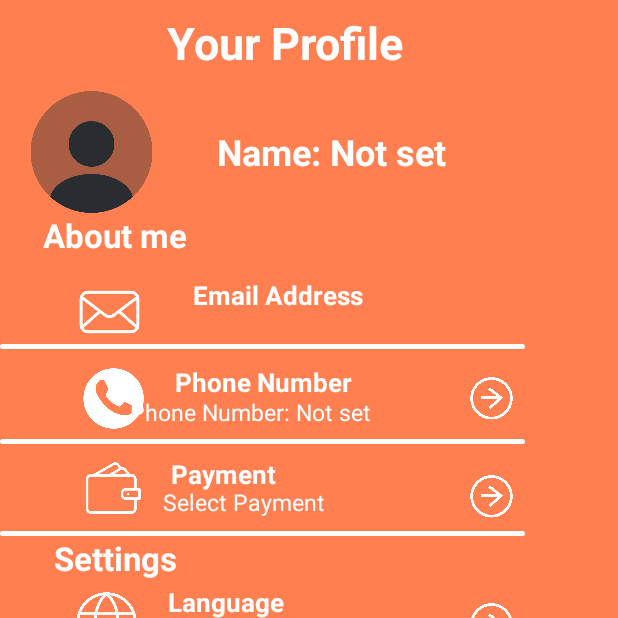
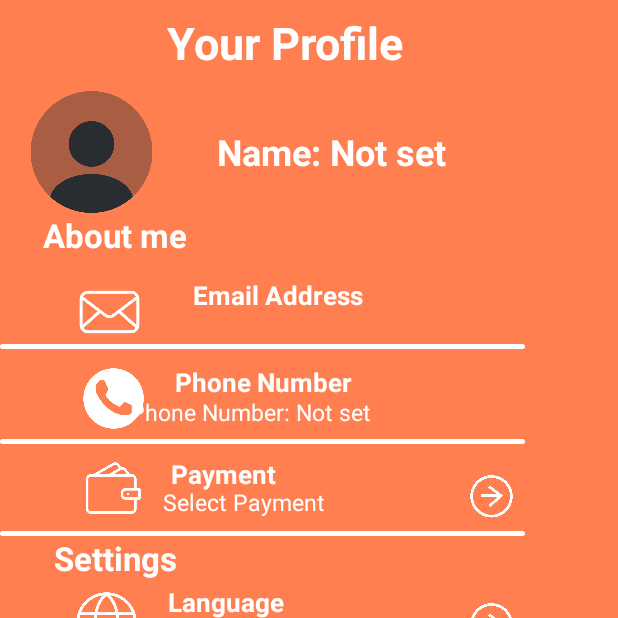
Before and after one commit to AvagyanVache/SkipQ, an Android app: the screen it shows after launch once a user with an empty profile is signed in (HomeActivity), after a tap on an icon or button, on a phone screen of 412 x 824 dp, the top half of it. Run offline under Robolectric (Android 15) with nearby library versions, the phone set to English and light mode, and no system bars; our stand-ins replace Firebase (no records; nobody signed in at launch, a user with empty details on screens opened directly); pictures from the network do not load.

Commit message:
design changes

```diff
--- a/app/src/main/res/layout/fragment_menu.xml
+++ b/app/src/main/res/layout/fragment_menu.xml
@@ -7,8 +7,8 @@
     android:background="@color/primary_color">
 
     <LinearLayout
-        android:layout_width="147dp"
-        android:layout_height="34dp"
+        android:layout_width="match_parent"
+        android:layout_height="wrap_content"
         android:layout_marginTop="16dp"
         app:layout_constraintStart_toStartOf="parent"
         app:layout_constraintTop_toTopOf="parent">
@@ -67,6 +67,7 @@
         android:layout_height="0dp"
         android:layout_marginTop="8dp"
         android:layout_marginBottom="8dp"
+        android:foregroundGravity="center_horizontal"
         android:clipToPadding="false"
         android:paddingBottom="68dp"
     app:layout_constraintBottom_toTopOf="@+id/bottomNavigationView"
--- a/app/src/main/res/layout/fragment_profile.xml
+++ b/app/src/main/res/layout/fragment_profile.xml
@@ -159,14 +159,7 @@
                     android:textColor="@color/white"
                     android:textSize="15sp" />
 
-                <ImageView
-                    android:id="@+id/phoneNumber"
-                    android:layout_width="35dp"
-                    android:layout_height="39dp"
-                    android:layout_marginLeft="310dp"
-                    android:layout_marginTop="13dp"
-                    android:src="@drawable/right_arrow"
-                    app:tint="@color/white" />
+
             </RelativeLayout>
 
             <ImageView
```
